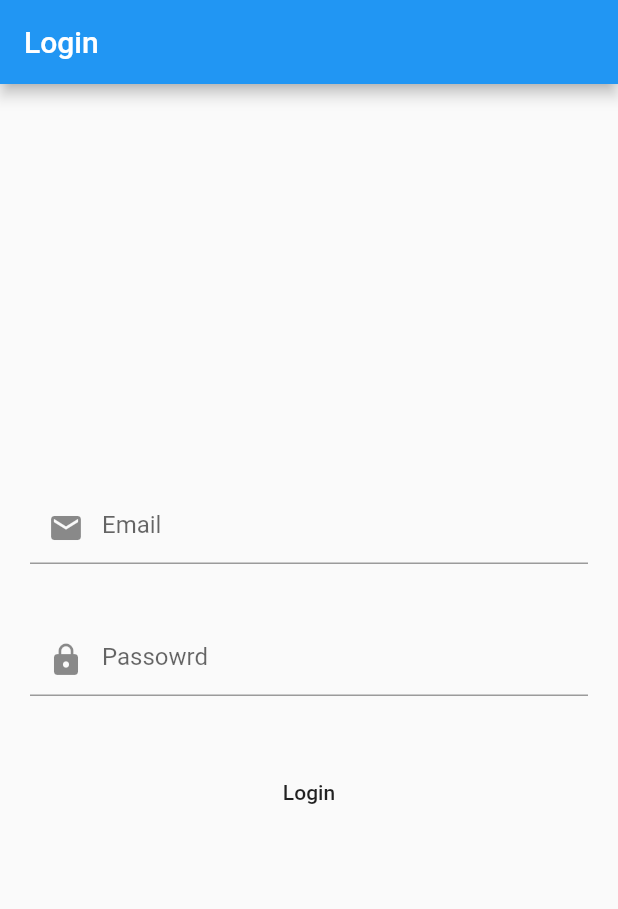
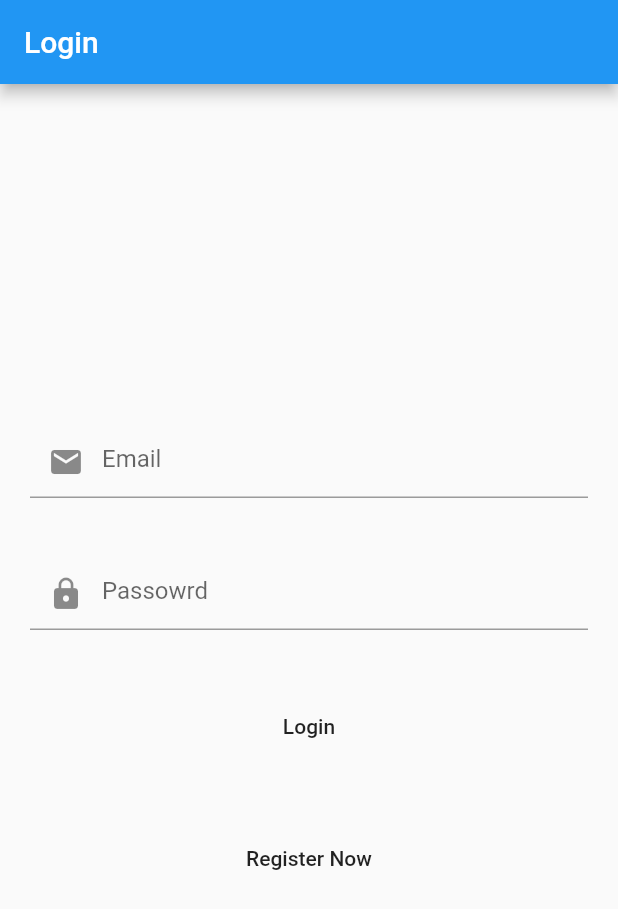
Before and after one commit to kiraitami/task-manager, a Flutter app: the screen it shows after launch, on a phone screen of 412 x 824 dp. Shown: the top 909 px of the screen. Run offline on Flutter 3.47's test engine with Material 2 defaults, Android fonts, the phone set to English and light mode, and no system bars; our stand-ins replace firebase_auth; accounts and stored records are empty.

Commit message:
Matheus #6 - Register Screen - returning to login screen

```diff
--- a/lib/screens/login_screen.dart
+++ b/lib/screens/login_screen.dart
@@ -63,6 +63,18 @@ class _LoginScreenState extends State<LoginScreen> {
 
                   child: Text('Login')
               ),
+            ),
+
+            Padding(
+              padding: EdgeInsets.all(20.0),
+              child: FlatButton(
+                onPressed: (){
+                  Navigator.of(context).push(
+                    MaterialPageRoute(builder: (context) => Register_Screen())
+                  );
+                },
+                child: Text('Register Now'),
+              ),
             )
 
 
```
Also changed, not shown: lib/screens/register_screen.dart (+6 -1 lines).
